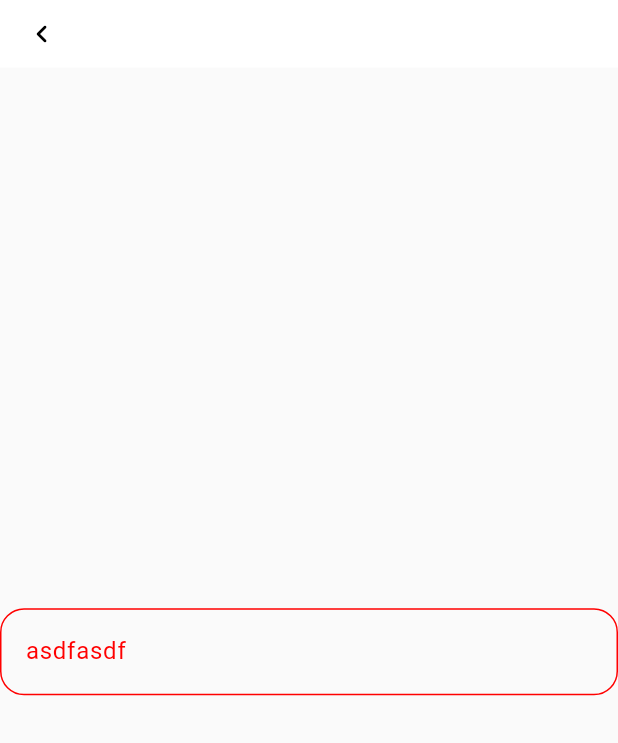
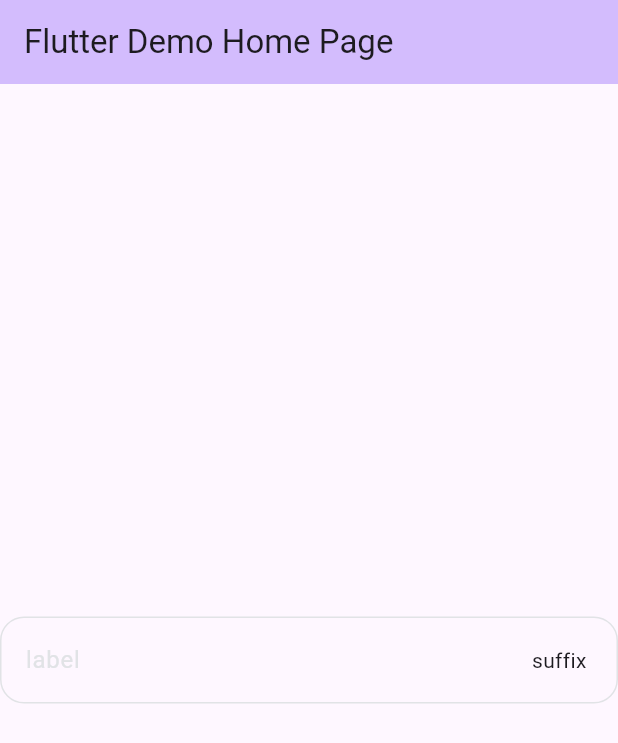
Before and after one commit to ShoshiDeveloper/shoko_ui, a Flutter app: the screen it shows after launch, on a phone screen of 412 x 824 dp. Shown: the top 743 px of the screen. Run offline on Flutter 3.47's test engine with Material 3 defaults, Android fonts, the phone set to English and light mode, and no system bars; our stand-ins replace gap.

```diff
--- a/example/lib/main.dart
+++ b/example/lib/main.dart
@@ -1,9 +1,5 @@
 import 'package:flutter/material.dart';
 import 'package:shoko_ui/shoko_ui.dart';
-
-const whiteTheme = STheme(switchTheme: SSwitchTheme(backgroundColor: Colors.black));
-
-const darkTheme = STheme(switchTheme: SSwitchTheme(backgroundColor: Colors.red));
 
 void main() {
   runApp(const MyApp());
@@ -12,74 +8,45 @@ void main() {
 class MyApp extends StatelessWidget {
   const MyApp({super.key});
 
-  // This widget is the root of your application.
   @override
   Widget build(BuildContext context) {
-    return const MaterialApp(
-      home: SThemeWidget(
-          shokoUITheme: STheme(
-            badgeTheme: SBadgeTheme(alertColor: Colors.red, textAlertColor: Colors.white),
-            colors: SThemeColors(
-              content: SContentColors(
-                primary: Colors.black,
-                invertPrimary: Colors.white,
-                secondary: Color.fromRGBO(155, 155, 155, 1),
-                tertiary: Color.fromRGBO(64, 64, 64, 1),
-                brand: Color.fromRGBO(126, 127, 251, 1),
-                success: Colors.green,
-                alert: Colors.red,
-              ),
-              background: SBackgroundColors(
-                  primary: Colors.white,
-                  secondary: Color.fromRGBO(250, 250, 250, 1),
-                  tertiary: Color.fromRGBO(235, 237, 240, 1),
-                  brand: Color.fromRGBO(126, 127, 251, 1),
-                  brandLight: Color.fromRGBO(229, 229, 254, 1),
-                  success: Colors.green,
-                  successLight: Color.fromRGBO(229, 255, 237, 1),
-                  alert: Colors.red,
-                  alertLight: Color.fromRGBO(255, 233, 232, 1)),
-            ),
-          ),
-          child: MyHomePage()),
+    return MaterialApp(
+      title: 'Flutter Demo',
+      theme: ThemeData(
+        colorScheme: ColorScheme.fromSeed(seedColor: Colors.deepPurple),
+        useMaterial3: true,
+      ),
+      home: const MyHomePage(title: 'Flutter Demo Home Page'),
     );
   }
 }
 
 class MyHomePage extends StatefulWidget {
-  const MyHomePage({super.key});
+  const MyHomePage({super.key, required this.title});
+
+  final String title;
 
   @override
   State<MyHomePage> createState() => _MyHomePageState();
 }
 
 class _MyHomePageState extends State<MyHomePage> {
-  bool state = false;
-
-  void onChanged(bool value) {
-    setState(() {
-      state = value;
-    });
-    context.changeTheme(state ? whiteTheme : darkTheme);
-  }
-
+  // final controller = TextEditingController(text: 'djkgjkahsgkbsadbhgsbhkjgbskjhgbasdakjdasbhkjdhbashjksabhjkgs');
+  final controller = TextEditingController();
   @override
   Widget build(BuildContext context) {
     return Scaffold(
-      appBar: SAppBar(
-          // title: 'aboba',
-          ),
-      backgroundColor: context.theme.colors.background.secondary,
+      appBar: AppBar(
+        backgroundColor: Theme.of(context).colorScheme.inversePrimary,
+        title: Text(widget.title),
+      ),
       body: Center(
-        child: Column(
-          mainAxisAlignment: MainAxisAlignment.center,
-          children: [
-            STextField(
-              controller: TextEditingController(),
-              isError: true,
-              label: 'asdfasdf',
-            ),
-          ],
+        child: STextField(
+          label: 'label',
+          showSuffixWhenFocus: true,
+          maxLines: 1,
+          controller: controller,
+          suffix: Text('suffix'),
         ),
       ),
     );
```
Also changed, not shown: example/pubspec.lock, 2 other files.
